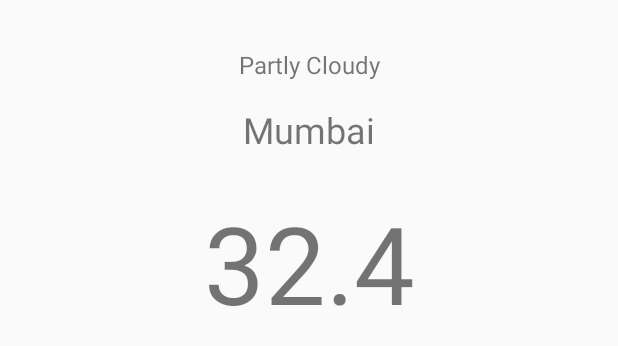
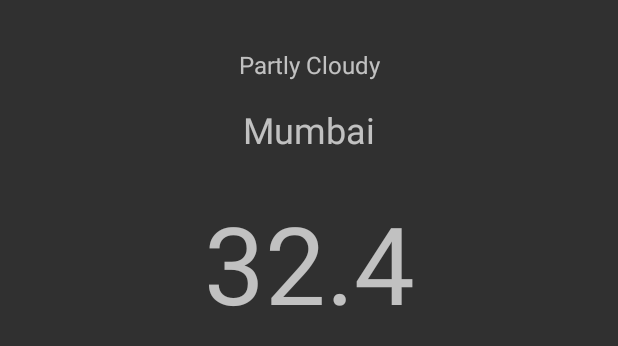
Before and after one commit to 0xKD/misc, an Android app: the layout current_weather.xml on its own in the app's theme, with its tools: preview values and no code run, on a phone screen of 412 x 824 dp. Shown: the top 346 px of the screen. Run offline under Robolectric (Android 15) with nearby library versions, the phone set to English and light mode, and no system bars; network calls fail.

Commit message:
Alternate styling

```diff
--- a/java/android/learn/Weather/app/src/main/res/layout/current_weather.xml
+++ b/java/android/learn/Weather/app/src/main/res/layout/current_weather.xml
@@ -5,6 +5,10 @@
     android:layout_width="match_parent"
     android:layout_height="match_parent">
     <include layout="@layout/progressbar"/>
+
+    <ImageView
+        android:layout_width="match_parent"
+        android:layout_height="match_parent" />
 
     <LinearLayout
         android:paddingTop="@dimen/fragment_top_padding"
--- a/java/android/learn/Weather/app/src/main/res/layout/progressbar.xml
+++ b/java/android/learn/Weather/app/src/main/res/layout/progressbar.xml
@@ -7,7 +7,6 @@
     android:layout_centerInParent="true"
     android:visibility="gone"
     android:gravity="center"
-    android:background="@android:color/white"
     android:paddingTop="@dimen/fragment_top_padding">
 
     <ProgressBar
--- a/java/android/learn/Weather/app/src/main/res/values/colors.xml
+++ b/java/android/learn/Weather/app/src/main/res/values/colors.xml
@@ -1,6 +1,6 @@
 <?xml version="1.0" encoding="utf-8"?>
 <resources>
-    <color name="colorPrimary">#3F51B5</color>
-    <color name="colorPrimaryDark">#303F9F</color>
-    <color name="colorAccent">#FF4081</color>
+    <color name="colorPrimary">#607D8B</color>
+    <color name="colorPrimaryDark">#455A64</color>
+    <color name="colorAccent">#FFAB40</color>
 </resources>
--- a/java/android/learn/Weather/app/src/main/res/values/styles.xml
+++ b/java/android/learn/Weather/app/src/main/res/values/styles.xml
@@ -1,6 +1,6 @@
 <resources>
     <!-- Base application theme. -->
-    <style name="AppTheme" parent="Theme.AppCompat.Light.NoActionBar">
+    <style name="AppTheme" parent="Theme.AppCompat.NoActionBar">
         <!-- Customize your theme here. -->
         <item name="colorPrimary">@color/colorPrimary</item>
         <item name="colorPrimaryDark">@color/colorPrimaryDark</item>
```
